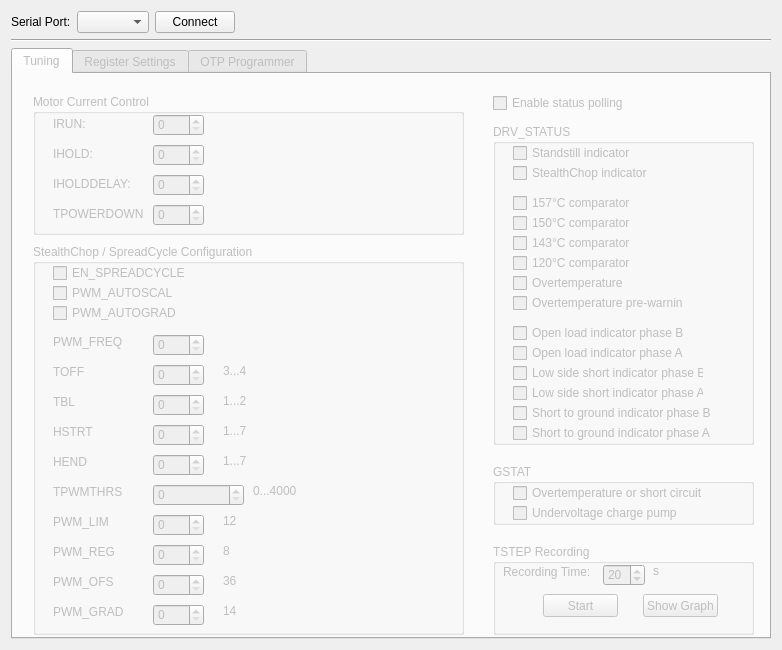
Before: the Qt Designer form software/ScriptCommunicator/scripts/TMC2208.ui in watterott/SilentStepStick, drawn with Qt 5.
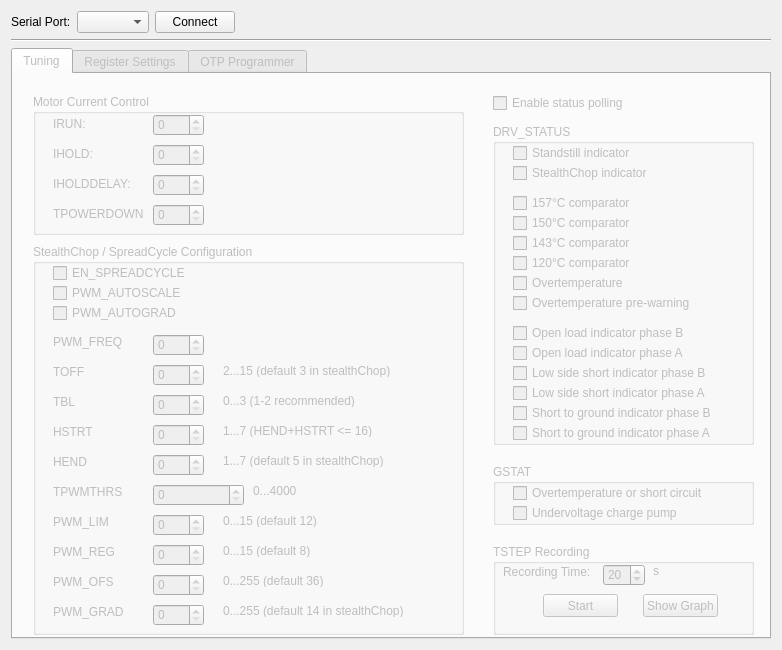
After: the same form once the commit is applied.

Commit message: updated TMC2208 script

```diff
--- a/software/ScriptCommunicator/scripts/TMC2208.ui
+++ b/software/ScriptCommunicator/scripts/TMC2208.ui
@@ -109,7 +109,7 @@
          <rect>
           <x>20</x>
           <y>80</y>
-          <width>81</width>
+          <width>90</width>
           <height>20</height>
          </rect>
         </property>
@@ -151,7 +151,7 @@
          <rect>
           <x>20</x>
           <y>50</y>
-          <width>51</width>
+          <width>90</width>
           <height>20</height>
          </rect>
         </property>
@@ -164,7 +164,7 @@
          <rect>
           <x>20</x>
           <y>20</y>
-          <width>51</width>
+          <width>90</width>
           <height>20</height>
          </rect>
         </property>
@@ -177,7 +177,7 @@
          <rect>
           <x>20</x>
           <y>110</y>
-          <width>91</width>
+          <width>90</width>
           <height>20</height>
          </rect>
         </property>
@@ -271,7 +271,7 @@
          <rect>
           <x>20</x>
           <y>20</y>
-          <width>141</width>
+          <width>150</width>
           <height>18</height>
          </rect>
         </property>
@@ -284,7 +284,7 @@
          <rect>
           <x>20</x>
           <y>40</y>
-          <width>121</width>
+          <width>150</width>
           <height>18</height>
          </rect>
         </property>
@@ -297,7 +297,7 @@
          <rect>
           <x>20</x>
           <y>60</y>
-          <width>131</width>
+          <width>150</width>
           <height>18</height>
          </rect>
         </property>
@@ -510,12 +510,12 @@
          <rect>
           <x>190</x>
           <y>120</y>
-          <width>47</width>
+          <width>200</width>
           <height>13</height>
          </rect>
         </property>
         <property name="text">
-         <string>3...4</string>
+         <string>2...15 (default 3 in stealthChop)</string>
         </property>
        </widget>
        <widget class="QLabel" name="label_13">
@@ -523,12 +523,12 @@
          <rect>
           <x>190</x>
           <y>150</y>
-          <width>47</width>
+          <width>200</width>
           <height>13</height>
          </rect>
         </property>
         <property name="text">
-         <string>1...2</string>
+         <string>0...3 (1-2 recommended)</string>
         </property>
        </widget>
        <widget class="QLabel" name="label_14">
@@ -536,12 +536,12 @@
          <rect>
           <x>190</x>
           <y>180</y>
-          <width>47</width>
+          <width>200</width>
           <height>13</height>
          </rect>
         </property>
         <property name="text">
-         <string>1...7</string>
+         <string>1...7 (HEND+HSTRT &lt;= 16)</string>
         </property>
        </widget>
        <widget class="QLabel" name="label_15">
@@ -549,12 +549,12 @@
          <rect>
           <x>190</x>
           <y>210</y>
-          <width>47</width>
+          <width>200</width>
           <height>13</height>
          </rect>
         </property>
         <property name="text">
-         <string>1...7</string>
+         <string>1...7 (default 5 in stealthChop)</string>
         </property>
        </widget>
        <widget class="QSpinBox" name="TPWMTHRS_spinBox">
@@ -578,12 +578,12 @@
          <rect>
           <x>190</x>
           <y>270</y>
-          <width>47</width>
+          <width>200</width>
           <height>13</height>
          </rect>
         </property>
         <property name="text">
-         <string>12</string>
+         <string>0...15 (default 12)</string>
         </property>
        </widget>
        <widget class="QLabel" name="label_19">
@@ -591,7 +591,7 @@
          <rect>
           <x>220</x>
           <y>240</y>
-          <width>47</width>
+          <width>50</width>
           <height>13</height>
          </rect>
         </property>
@@ -675,12 +675,12 @@
          <rect>
           <x>190</x>
           <y>300</y>
-          <width>47</width>
+          <width>200</width>
           <height>13</height>
          </rect>
         </property>
         <property name="text">
-         <string>8</string>
+         <string>0...15 (default 8)</string>
         </property>
        </widget>
        <widget class="QSpinBox" name="PWM_OFS_spinBox">
@@ -701,12 +701,12 @@
          <rect>
           <x>190</x>
           <y>330</y>
-          <width>47</width>
+          <width>200</width>
           <height>13</height>
          </rect>
         </property>
         <property name="text">
-         <string>36</string>
+         <string>0...255 (default 36)</string>
         </property>
        </widget>
        <widget class="QLabel" name="label_25">
@@ -714,12 +714,12 @@
          <rect>
           <x>190</x>
           <y>360</y>
-          <width>47</width>
+          <width>200</width>
           <height>13</height>
          </rect>
         </property>
         <property name="text">
-         <string>14</string>
+         <string>0...255 (default 14 in stealthChop)</string>
         </property>
        </widget>
       </widget>
@@ -752,7 +752,7 @@
          <rect>
           <x>20</x>
           <y>20</y>
-          <width>171</width>
+          <width>200</width>
           <height>18</height>
          </rect>
         </property>
@@ -771,7 +771,7 @@
          <rect>
           <x>20</x>
           <y>40</y>
-          <width>171</width>
+          <width>200</width>
           <height>18</height>
          </rect>
         </property>
@@ -790,7 +790,7 @@
          <rect>
           <x>20</x>
           <y>70</y>
-          <width>171</width>
+          <width>200</width>
           <height>18</height>
          </rect>
         </property>
@@ -809,7 +809,7 @@
          <rect>
           <x>20</x>
           <y>90</y>
-          <width>171</width>
+          <width>200</width>
           <height>18</height>
          </rect>
         </property>
@@ -828,7 +828,7 @@
          <rect>
           <x>20</x>
           <y>110</y>
-          <width>171</width>
+          <width>200</width>
           <height>18</height>
          </rect>
         </property>
@@ -847,7 +847,7 @@
          <rect>
           <x>20</x>
           <y>130</y>
-          <width>171</width>
+          <width>200</width>
           <height>18</height>
          </rect>
         </property>
@@ -866,7 +866,7 @@
          <rect>
           <x>20</x>
           <y>150</y>
-          <width>171</width>
+          <width>200</width>
           <height>18</height>
          </rect>
         </property>
@@ -885,7 +885,7 @@
          <rect>
           <x>20</x>
           <y>170</y>
-          <width>171</width>
+          <width>200</width>
           <height>18</height>
          </rect>
         </property>
@@ -904,7 +904,7 @@
          <rect>
           <x>20</x>
           <y>200</y>
-          <width>191</width>
+          <width>200</width>
           <height>18</height>
          </rect>
         </property>
@@ -923,7 +923,7 @@
          <rect>
           <x>20</x>
           <y>220</y>
-          <width>191</width>
+          <width>200</width>
           <height>18</height>
          </rect>
         </property>
@@ -942,7 +942,7 @@
          <rect>
           <x>20</x>
           <y>240</y>
-          <width>191</width>
+          <width>200</width>
           <height>18</height>
          </rect>
         </property>
@@ -961,7 +961,7 @@
          <rect>
           <x>20</x>
           <y>260</y>
-          <width>191</width>
+          <width>200</width>
           <height>18</height>
          </rect>
         </property>
@@ -980,7 +980,7 @@
          <rect>
           <x>20</x>
           <y>280</y>
-          <width>201</width>
+          <width>200</width>
           <height>18</height>
          </rect>
         </property>
@@ -999,7 +999,7 @@
          <rect>
           <x>20</x>
           <y>300</y>
-          <width>201</width>
+          <width>200</width>
           <height>18</height>
          </rect>
         </property>
@@ -1083,7 +1083,7 @@
          <rect>
           <x>10</x>
           <y>20</y>
-          <width>91</width>
+          <width>90</width>
           <height>16</height>
          </rect>
         </property>
@@ -1096,7 +1096,7 @@
          <rect>
           <x>160</x>
           <y>20</y>
-          <width>47</width>
+          <width>50</width>
           <height>13</height>
          </rect>
         </property>
@@ -1128,7 +1128,7 @@
          <rect>
           <x>20</x>
           <y>20</y>
-          <width>231</width>
+          <width>200</width>
           <height>18</height>
          </rect>
         </property>
@@ -1147,7 +1147,7 @@
          <rect>
           <x>20</x>
           <y>40</y>
-          <width>171</width>
+          <width>200</width>
           <height>18</height>
          </rect>
         </property>
```
Left out of the diff: 29 changed lines with no effect on the pictures. The commit also changes 2 other files.
